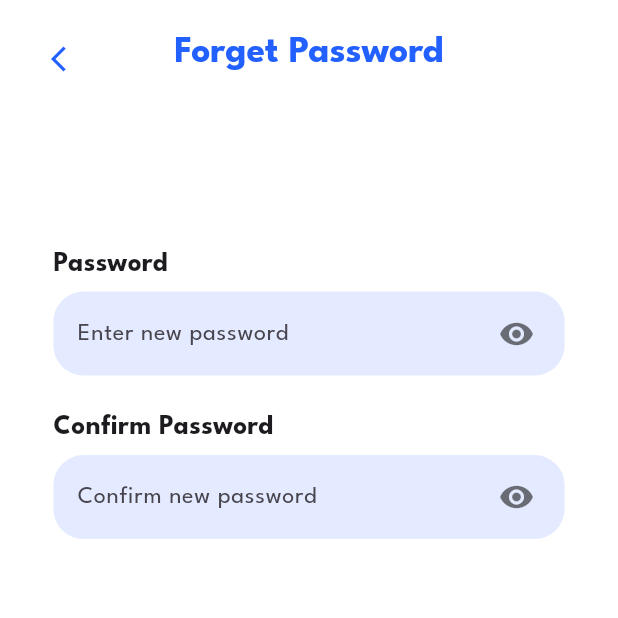
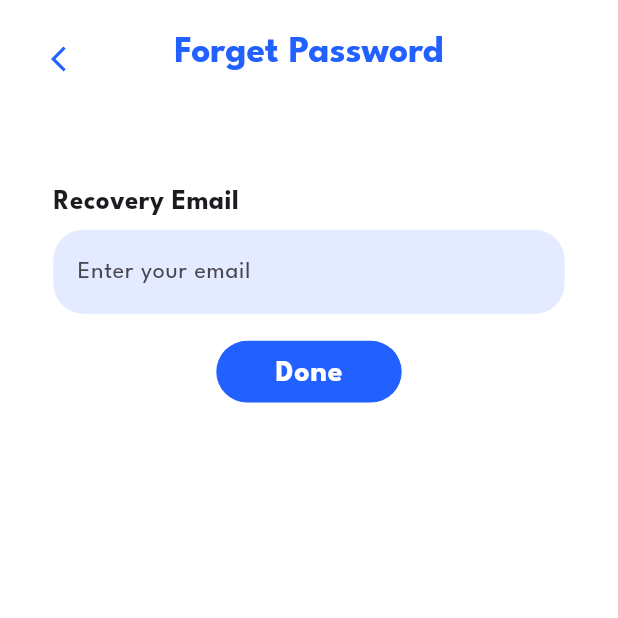
Before and after one commit to Benbakreti0Amine/MedDz, a Flutter app: the ForgetPasswordScreen screen opened directly, on a phone screen of 412 x 824 dp, the top half of it. Run offline on Flutter 3.47's test engine with Material 3 defaults, Android fonts, the phone set to English and light mode, and no system bars; our stand-ins replace dio, flutter_bloc, flutter_svg, image_picker, jwt_decoder, shared_preferences; accounts and stored records are empty.

Commit message:
forgetpassword added

```diff
--- a/lib/core/api/dio_consumer.dart
+++ b/lib/core/api/dio_consumer.dart
@@ -89,7 +89,6 @@ class DioConsumer extends ApiConsumer {
         data: isFromData ? FormData.fromMap(data) : data,
         queryParameters: queryParameters,
       );
-      print(response.data);
       return response.data;
     } on DioException catch (e) {
       handleDioExceptions(e);
--- a/lib/core/api/end_ponits.dart
+++ b/lib/core/api/end_ponits.dart
@@ -1,8 +1,11 @@
 class EndPoint {
   static String baseUrl = "http://127.0.0.1:8000/";
   static String signIn = "users/login/";
-  static String signUp = "users/createuser/";
-  static String getUser(dynamic id){
+  static String signUp = "users/listcreateuser/";
+  static String forgetpass = "users/password-reset-request/";
+  static String resetpass = "users/password-reset-confirm/";
+
+  static String getUser(dynamic id) {
     return "user/get-user/$id";
   }
 }
@@ -12,6 +15,7 @@ class ApiKey {
   static String errorMessage = "errorMessage";
   static String email = "email";
   static String password = "password";
+  static String new_password = "new_password";
   static String token = "token";
   static String id = "id";
   static String message = "message";
--- a/lib/cubit/user_cubit.dart
+++ b/lib/cubit/user_cubit.dart
@@ -1,16 +1,17 @@
 import 'package:flutter/material.dart';
+import 'package:flutter/widgets.dart';
 import 'package:flutter_bloc/flutter_bloc.dart';
 
 import 'package:image_picker/image_picker.dart';
 import 'package:jwt_decoder/jwt_decoder.dart';
 
-import '../cache/cachehelper.dart';
-import '../core/api/api_consumer.dart';
-import '../core/api/end_ponits.dart';
-import '../core/errors/exceptions.dart';
-import '../models/get_user_model.dart';
-import '../models/user_signin_model.dart';
-import '../models/user_signup_model.dart';
+import '../../cache/cachehelper.dart';
+import '../../core/api/api_consumer.dart';
+import '../../core/api/end_ponits.dart';
+import '../../core/errors/exceptions.dart';
+import '../../models/get_user_model.dart';
+import '../../models/user_signin_model.dart';
+import '../../models/user_signup_model.dart';
 import 'user_state.dart';
 
 class UserCubit extends Cubit<UserState> {
@@ -24,6 +25,9 @@ class UserCubit extends Cubit<UserState> {
   TextEditingController signInPassword = TextEditingController();
   //Sign Up Form key
   GlobalKey<FormState> signUpFormKey = GlobalKey();
+  //
+  GlobalKey<FormState> passwordResetFormKey = GlobalKey();
+
   //Profile Pic
   XFile? profilePic;
   //Sign up name
@@ -34,9 +38,11 @@ class UserCubit extends Cubit<UserState> {
 
   //Sign up email
   TextEditingController signUpEmail = TextEditingController();
-  TextEditingController signUpLocation = TextEditingController();
   //Sign up password
   TextEditingController signUpPassword = TextEditingController();
+  //FOrget Password
+  TextEditingController emailforgetpassword = TextEditingController();
+  TextEditingController changeforgetpassword = TextEditingController();
 
   UserSignin? user;
   GetUserModel? user1;
@@ -45,6 +51,8 @@ class UserCubit extends Cubit<UserState> {
     emit(ImageUploaded());
   }
 
+/////////////////////////////////////////
+/////////////////////////////////////////
   signUp() async {
     try {
       emit(SignUpLoading());
@@ -57,10 +65,13 @@ class UserCubit extends Cubit<UserState> {
           ApiKey.lastname: signUpLastname.text,
           ApiKey.email: signUpEmail.text,
           ApiKey.password: signUpPassword.text,
-          ApiKey.pic: await uploadImage(profilePic!)
+          // ApiKey.pic: await uploadImage(profilePic!)
         },
       );
       final signUPModel = UserSignup.fromJson(response);
+      print("========================");
+      print(signUPModel.message);
+      print("========================");
       emit(SignUpSuccess(message: signUPModel.message));
     } on ServerException catch (e) {
       print("========================");
@@ -70,6 +81,8 @@ class UserCubit extends Cubit<UserState> {
     }
   }
 
+/////////////////////////////////////////
+/////////////////////////////////////////
   getUserData() async {
     emit(GetprofileLoading());
     try {
@@ -85,6 +98,8 @@ class UserCubit extends Cubit<UserState> {
     }
   }
 
+/////////////////////////////////////////
+/////////////////////////////////////////
   signIn() async {
     emit(SignInLoading());
     try {
@@ -92,28 +107,36 @@ class UserCubit extends Cubit<UserState> {
         ApiKey.email: signInEmail.text,
         ApiKey.password: signInPassword.text,
       });
-      // print(response);
-      // print("=====================================");
       user = UserSignin.fromJson(response);
-
       try {
         final decodedToken = JwtDecoder.decode(user!.token);
         CacheHelper().saveData(key: ApiKey.token, value: user!.token);
         CacheHelper().saveData(key: ApiKey.id, value: decodedToken["user_id"]);
-        // print(decodedToken["user_id"]);
         emit(SignInSuccess());
       } catch (e) {
         emit(SignInFailure(errMessage: 'Invalid JWT token format'));
       }
     } on ServerException catch (e) {
-      print("===============================");
-      print(e.errModel.errorMessage);
-      print("===============================");
-
       emit(SignInFailure(errMessage: e.errModel.errorMessage));
     }
   }
 
   void getUserProfile() {}
+  /////////////////////////////////////////
+  /////////////////////////////////////////
+  forgetPassword() async {
+    emit(passwordForgetLoading());
+    try {
+      final response = await api.post(EndPoint.forgetpass, data: {
+        ApiKey.email: emailforgetpassword.text,
+      });
+      print(response);
+      emit(PasswordForgetSuccess());
+    } on ServerException catch (e) {
+      emit(PasswordForgetFailed(errMessage: e.errModel.errorMessage));
+    }
+  }
+
+  /////////////////////////////////////////
+  /////////////////////////////////////////
 }
-//
--- a/lib/cubit/user_state.dart
+++ b/lib/cubit/user_state.dart
@@ -1,10 +1,8 @@
-
-import '../models/get_user_model.dart';
+import '../../models/get_user_model.dart';
 
 class UserState {}
 
 final class UserInitial extends UserState {}
-
 
 final class SignInSuccess extends UserState {}
 
@@ -15,6 +13,9 @@ final class SignInFailure extends UserState {
 
   SignInFailure({required this.errMessage});
 }
+
+/////////////////////////////////////////
+/////////////////////////////////////////
 final class SignUpSuccess extends UserState {
   final String message;
 
@@ -28,16 +29,58 @@ final class SignUpFailure extends UserState {
 
   SignUpFailure({required this.errMessage});
 }
-final class ImageUploaded extends UserState{}
-final class GetProfilesuccess extends UserState{
+
+/////////////////////////////////////////
+/////////////////////////////////////////
+final class ImageUploaded extends UserState {}
+
+final class GetProfilesuccess extends UserState {
   final GetUserModel user;
 
   GetProfilesuccess({required this.user});
   //
 }
-final class GetprofileFailed extends UserState{
+
+final class GetprofileFailed extends UserState {
   final String errMessage;
   GetprofileFailed({required this.errMessage});
 }
-final class GetprofileLoading extends UserState{}
-//
+
+final class GetprofileLoading extends UserState {}
+
+/////////////////////////////////////////
+/////////////////////////////////////////
+
+final class PasswordForgetSuccess extends UserState {}
+
+final class passwordForgetLoading extends UserState {}
+
+final class PasswordForgetFailed extends UserState {
+  final String errMessage;
+
+  PasswordForgetFailed({required this.errMessage});
+}
+/////////////////////////////////////////
+/////////////////////////////////////////
+
+final class PasswordResetSuccess extends UserState {}
+
+final class passwordResetLoading extends UserState {}
+
+final class PasswordResetFailed extends UserState {
+  final String errMessage;
+
+  PasswordResetFailed({required this.errMessage});
+}
+
+//////////////////////////////////////////
+//////////////////////////////////////////
+final class passwordChangeSuccess extends UserState {}
+
+final class passwordChangeLoading extends UserState {}
+
+final class PasswordChangeFailed extends UserState {
+  final String errMessage;
+
+  PasswordChangeFailed({required this.errMessage});
+}
--- a/lib/main.dart
+++ b/lib/main.dart
@@ -1,6 +1,7 @@
 import 'package:dio/dio.dart';
 import 'package:flutter/material.dart';
 import 'package:flutter_bloc/flutter_bloc.dart';
+import 'package:happy_tech_mastering_api_with_flutter/screens/forget_password.dart';
 import 'package:happy_tech_mastering_api_with_flutter/screens/register_screen.dart';
 import 'package:happy_tech_mastering_api_with_flutter/static/theme.dart';
 
@@ -29,7 +30,7 @@ class MyApp extends StatelessWidget {
     return  MaterialApp(
       debugShowCheckedModeBanner: false,
       theme: AppTheme.theme,
-      home: RegisterScreen(),
+      home: ForgetPasswordScreen(),
     );
   }
 }
--- a/lib/screens/forget_password.dart
+++ b/lib/screens/forget_password.dart
@@ -1,12 +1,14 @@
 import 'package:flutter/material.dart';
 import 'package:flutter_bloc/flutter_bloc.dart';
-import 'package:happy_tech_mastering_api_with_flutter/static/colors.dart';
 
+
+
+import '../../widgets/custom_form_button.dart';
+import '../../widgets/custom_input_field.dart';
+import '../../widgets/page_heading.dart';
 import '../cubit/user_cubit.dart';
 import '../cubit/user_state.dart';
-import '../widgets/custom_form_button.dart';
-import '../widgets/custom_input_field.dart';
-import '../widgets/page_heading.dart';
+import '../static/colors.dart';
 
 class ForgetPasswordScreen extends StatelessWidget {
   const ForgetPasswordScreen({Key? key}) : super(key: key);
@@ -14,28 +16,28 @@ class ForgetPasswordScreen extends StatelessWidget {
   @override
   Widget build(BuildContext context) {
     Size size = MediaQuery.of(context).size;
-    // return SafeArea(
-      // child: BlocConsumer<UserCubit, UserState>(
-      //   // listener: (context, state) {
-      //   //   if (state is PasswordResetSuccess) {
-      //   //     ScaffoldMessenger.of(context).showSnackBar(
-      //   //       const SnackBar(
-      //   //         content: Text("Password reset successful"),
-      //   //       ),
-      //   //     );
-      //   //   } else if (state is PasswordResetFailure) {
-      //   //     ScaffoldMessenger.of(context).showSnackBar(
-      //   //       SnackBar(
-      //   //         content: Text(state.errMessage),
-      //   //       ),
-      //   //     );
-      //   //   }
-      //   // },
-        // builder: (context, state) {
+    return SafeArea(
+      child: BlocConsumer<UserCubit, UserState>(
+        listener: (context, state) {
+          if (state is PasswordForgetSuccess) {
+            ScaffoldMessenger.of(context).showSnackBar(
+              const SnackBar(
+                content: Text("reset link sent to your email"),
+              ),
+            );
+          } else if (state is PasswordForgetFailed) {
+            ScaffoldMessenger.of(context).showSnackBar(
+              SnackBar(
+                content: Text(state.errMessage),
+              ),
+            );
+          }
+        },
+        builder: (context, state) {
           return Scaffold(
             body: SingleChildScrollView(
               child: Form(
-                // key: context.read<UserCubit>().passwordResetFormKey,
+                key: context.read<UserCubit>().passwordResetFormKey,
                 child: Column(
                   children: [
                     const PageHeading(
@@ -46,46 +48,35 @@ class ForgetPasswordScreen extends StatelessWidget {
                     ),
                     SizedBox(height: size.height * 0.05),
 
-                    SizedBox(height: size.height * 0.05),
                     //!Password
                     CustomInputField(
-                      labelText: 'Password',
-                      hintText: 'Enter new password',
-                      obscureText: true,
-                      suffixIcon: true,
-                      // controller: context.read<UserCubit>().newPassword,
+                      labelText: 'Recovery Email',
+                      hintText: 'Enter your email',
+                      controller: context.read<UserCubit>().emailforgetpassword,
                     ),
-                    const SizedBox(height: 16),
-                    //!Confirm Password
-                    CustomInputField(
-                      labelText: 'Confirm Password',
-                      hintText: 'Confirm new password',
-                      obscureText: true,
-                      suffixIcon: true,
-                      // controller: context.read<UserCubit>().confirmPassword,
-                    ),
-                    const SizedBox(height: 20),
-                    // state is PasswordResetLoading
-                    //     ? const CircularProgressIndicator():
-                        //  CustomFormButton(
-                        //     innerText: 'Create New Password',
-                        //     onPressed: () {
-                        //       // final formKey = context.read<UserCubit>().passwordResetFormKey;
-                        //       // if (formKey.currentState?.validate() ?? false) {
-                        //       //   context.read<UserCubit>().resetPassword();
-                        //       }
-                        //     },
-                          //   widthpourcentage: 0.8,
-                          //   bgcolor: AppColors.primary,
-                          //   txtcolor: AppColors.white,
-                          // ),
+
+                    const SizedBox(height: 15),
+                    state is passwordForgetLoading
+                        ? const CircularProgressIndicator():
+                         CustomFormButton(
+                            innerText: 'Done',
+                            onPressed: () {
+                              final formKey = context.read<UserCubit>().passwordResetFormKey;
+                              if (formKey.currentState?.validate() ?? false) {
+                                context.read<UserCubit>().forgetPassword();
+                              }
+                            },
+                            widthpourcentage: 0.3,
+                            bgcolor: AppColors.primary,
+                            txtcolor: AppColors.white,
+                          ),
                   ],
                 ),
               ),
             ),
           );
-    //     },
-    //   ),
-    // );
+        },
+      ),
+    );
   }
 }
```
